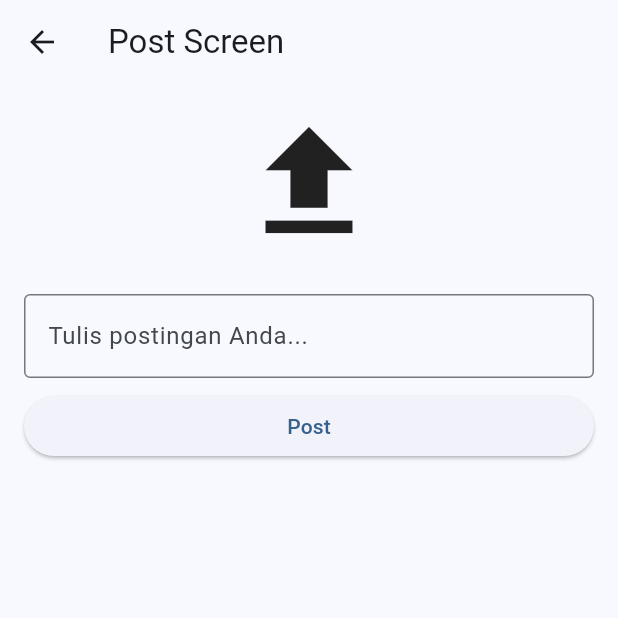
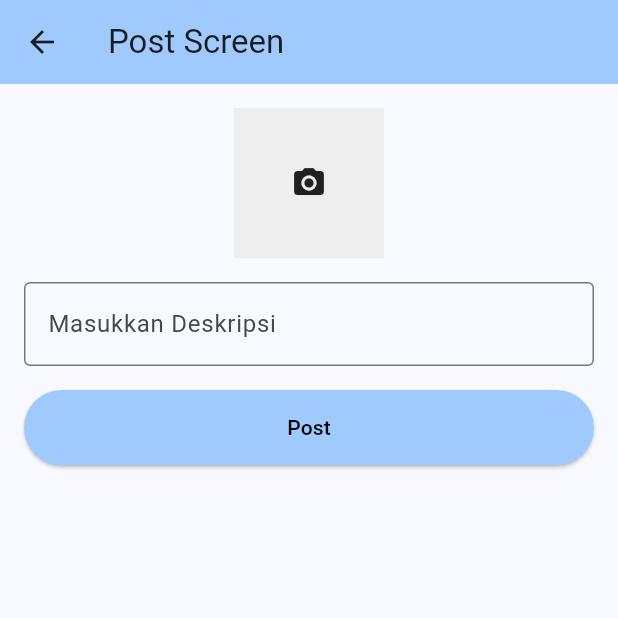
Before and after one commit to Adryanto/fasum_app, a Flutter app: the PostScreen screen opened directly, on a phone screen of 412 x 824 dp, the top half of it. Run offline on Flutter 3.47's test engine with Material 3 defaults, Android fonts, the phone set to English and light mode, and no system bars; our stand-ins replace firebase_auth, firebase_core, google_sign_in, image_picker; accounts and stored records are empty.

Commit message:
post_screen done

```diff
--- a/lib/screens/post_screen.dart
+++ b/lib/screens/post_screen.dart
@@ -1,5 +1,7 @@
+import 'dart:io';
 import 'package:fasum_app/screens/home_screen.dart';
 import 'package:flutter/material.dart';
+import 'package:image_picker/image_picker.dart';
 
 class PostScreen extends StatefulWidget {
   const PostScreen({Key? key});
@@ -9,61 +11,72 @@ class PostScreen extends StatefulWidget {
 }
 
 class _PostScreenState extends State<PostScreen> {
-  // Fungsi untuk membuka kamera saat tombol "upload" ditekan
-  Future<void> _openCamera() async {
-    // Tambahkan logika untuk membuka kamera dan mengambil foto di sini
-    print('Opening camera...');
-  }
+  final _postTextController = TextEditingController();
+  final ImagePicker _picker = ImagePicker();
+  XFile? _image;
 
   @override
   Widget build(BuildContext context) {
     return Scaffold(
       appBar: AppBar(
-        title: Text("Post Screen"),
+        title: const Text("Post Screen"),
+        backgroundColor: Theme.of(context).colorScheme.inversePrimary,
       ),
-      body: Column(
-        crossAxisAlignment: CrossAxisAlignment.stretch,
-        children: [
-          // Tombol "upload" untuk membuka kamera
-          GestureDetector(
-            onTap: _openCamera,
-            child: Container(
-              padding: EdgeInsets.all(16),
-              alignment: Alignment.center,
-              child: Icon(
-                Icons.upload, // Ganti dengan ikon upload Anda
-                size: 100,
+      body: Padding(
+        padding: const EdgeInsets.all(16.0),
+        child: Column(
+          children: [
+            GestureDetector(
+              onTap: () async {
+                final pickedFile =
+                await _picker.pickImage(source: ImageSource.camera);
+                if (pickedFile != null) {
+                  setState(() {
+                    _image = pickedFile;
+                  });
+                }
+              },
+              child: Container(
+                width: 100,
+                height: 100,
+                decoration: BoxDecoration(
+                  color: Colors.grey[200],
+
+                ),
+                child: _image != null
+                    ? Image.file(File(_image!.path))
+                    : Icon(Icons.camera_alt),
               ),
             ),
-          ),
-          // TextField untuk mengisi teks postingan
-          Padding(
-            padding: EdgeInsets.symmetric(horizontal: 16, vertical: 8),
-            child: TextField(
+            SizedBox(height: 16),
+            TextField(
+              controller: _postTextController,
               decoration: InputDecoration(
-                hintText: 'Tulis postingan Anda...',
+                hintText: 'Masukkan Deskripsi',
                 border: OutlineInputBorder(),
               ),
-              maxLines: null,
-              keyboardType: TextInputType.multiline,
             ),
-          ),
-          // Tombol "Post" untuk menyimpan postingan
-          Padding(
-            padding: EdgeInsets.symmetric(horizontal: 16),
-            child: ElevatedButton(
+            SizedBox(height: 16),
+            ElevatedButton(
               onPressed: () {
-                // Tambahkan logika untuk menyimpan posting ke Firebase Cloud Firestore di sini
-                Navigator.push(
-                  context,
-                  MaterialPageRoute(builder: (context) => const HomeScreen()),
-                );
+
+                Navigator.pop(context);
               },
-              child: Text('Post'),
+              style: ElevatedButton.styleFrom(
+                minimumSize: Size(double.infinity, 50),
+                backgroundColor: Theme.of(context).colorScheme.inversePrimary,
+              ),
+              child: Text('Post', style: TextStyle(color: Colors.black),),
             ),
-          ),
-        ],
+          ],
+        ),
       ),
     );
   }
+
+  @override
+  void dispose() {
+    _postTextController.dispose();
+    super.dispose();
+  }
 }
--- a/pubspec.yaml
+++ b/pubspec.yaml
@@ -39,6 +39,8 @@ dependencies:
   firebase_database: ^10.4.11
   firebase_auth: ^4.19.0
   google_sign_in: ^6.2.1
+  camera: ^0.10.6
+  image_picker: ^1.1.1
 
 dev_dependencies:
   flutter_test:
@@ -67,6 +69,7 @@ flutter:
   #   - images/a_dot_burr.jpeg
   #   - images/a_dot_ham.jpeg
   assets:
+    - assets/upload.png
     - assets/gicon.png
 
 
```
Also changed, not shown: pubspec.lock, 7 other files.
